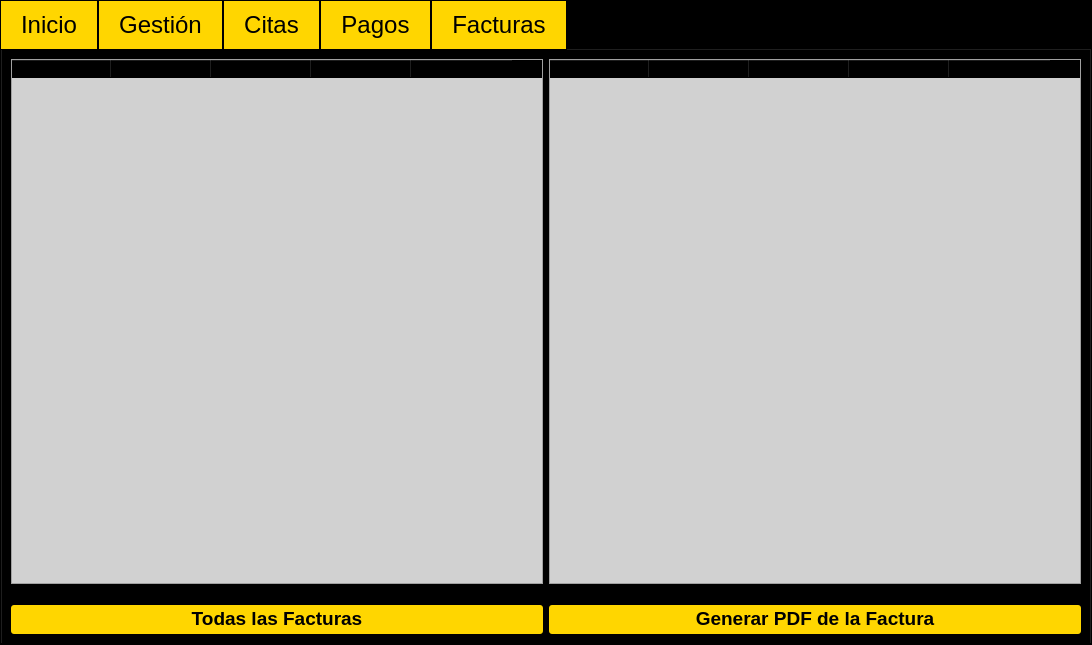
Before: the Qt Designer form GymFitness/View/gymoperations.ui in J-Pinos3/Desktop_GymManagement, drawn with Qt 5.
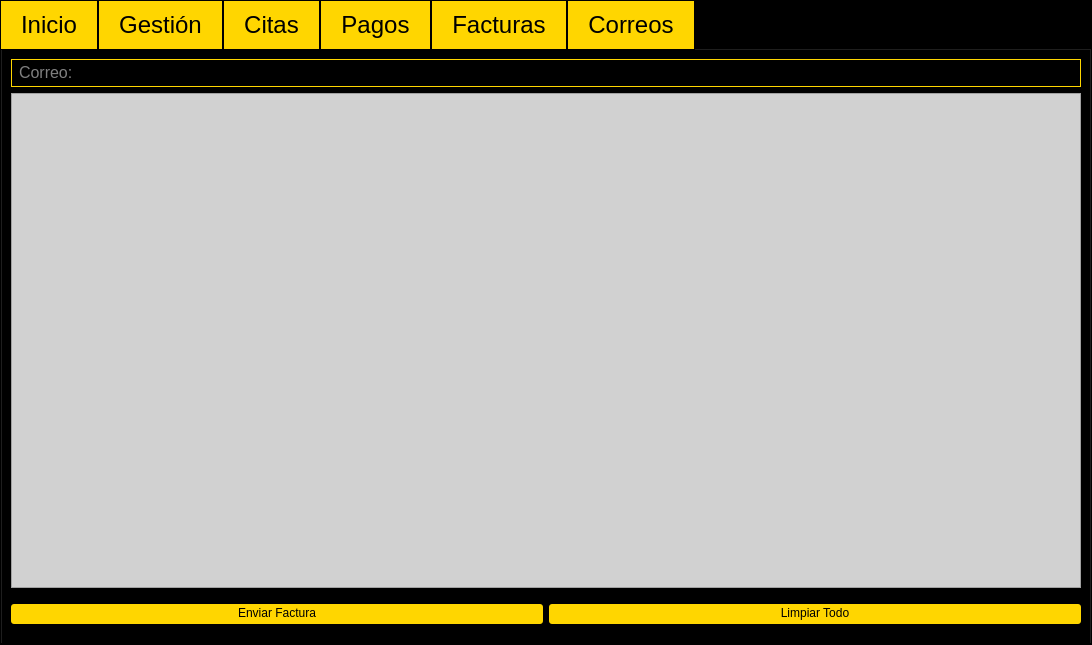
After: the same form once the commit is applied.

Commit message: ui for mail sendin

```diff
--- a/GymFitness/View/gymoperations.ui
+++ b/GymFitness/View/gymoperations.ui
@@ -55,7 +55,7 @@
 </string>
      </property>
      <property name="currentIndex">
-      <number>4</number>
+      <number>5</number>
      </property>
      <widget class="QWidget" name="tabInicio">
       <property name="styleSheet">
@@ -1264,6 +1264,89 @@
        </item>
       </layout>
      </widget>
+     <widget class="QWidget" name="tabCorreos">
+      <property name="styleSheet">
+       <string notr="true">QWidget#tabCorreos QPushButton {
+    background-color: #ffd600;
+	padding-top: 2%;
+	padding-bottom: 4%;
+	padding-right: 7%;
+	padding-left: 7%;
+	
+	border-radius: 3px;
+}
+
+
+
+QWidget#tabCorreos QLineEdit{
+	padding-top: 2%;
+	padding-bottom: 3%;
+	padding-left: 5%;
+	width: 100%;
+	min-width:200px;
+	color: white;
+	font-size: 16px;
+	border: 1px solid #ffd600
+}
+
+
+
+QWidget#tabCorreos QTableWidget{
+	background-color: #d1d1d1;
+}
+
+
+
+
+</string>
+      </property>
+      <attribute name="title">
+       <string>Correos</string>
+      </attribute>
+      <layout class="QVBoxLayout" name="verticalLayout_12">
+       <item>
+        <layout class="QVBoxLayout" name="verticalLayout_10">
+         <item>
+          <widget class="QLineEdit" name="lineEdit">
+           <property name="placeholderText">
+            <string>Correo: </string>
+           </property>
+          </widget>
+         </item>
+         <item>
+          <widget class="QTableWidget" name="tableWidget"/>
+         </item>
+         <item>
+          <layout class="QHBoxLayout" name="horizontalLayout_12">
+           <property name="leftMargin">
+            <number>0</number>
+           </property>
+           <property name="topMargin">
+            <number>10</number>
+           </property>
+           <property name="bottomMargin">
+            <number>10</number>
+           </property>
+           <item>
+            <widget class="QPushButton" name="pushButton">
+             <property name="text">
+              <string>Enviar Factura</string>
+             </property>
+            </widget>
+           </item>
+           <item>
+            <widget class="QPushButton" name="pushButton_2">
+             <property name="text">
+              <string>Limpiar Todo</string>
+             </property>
+            </widget>
+           </item>
+          </layout>
+         </item>
+        </layout>
+       </item>
+      </layout>
+     </widget>
     </widget>
    </item>
   </layout>
```
The commit also changes 6 other files.
